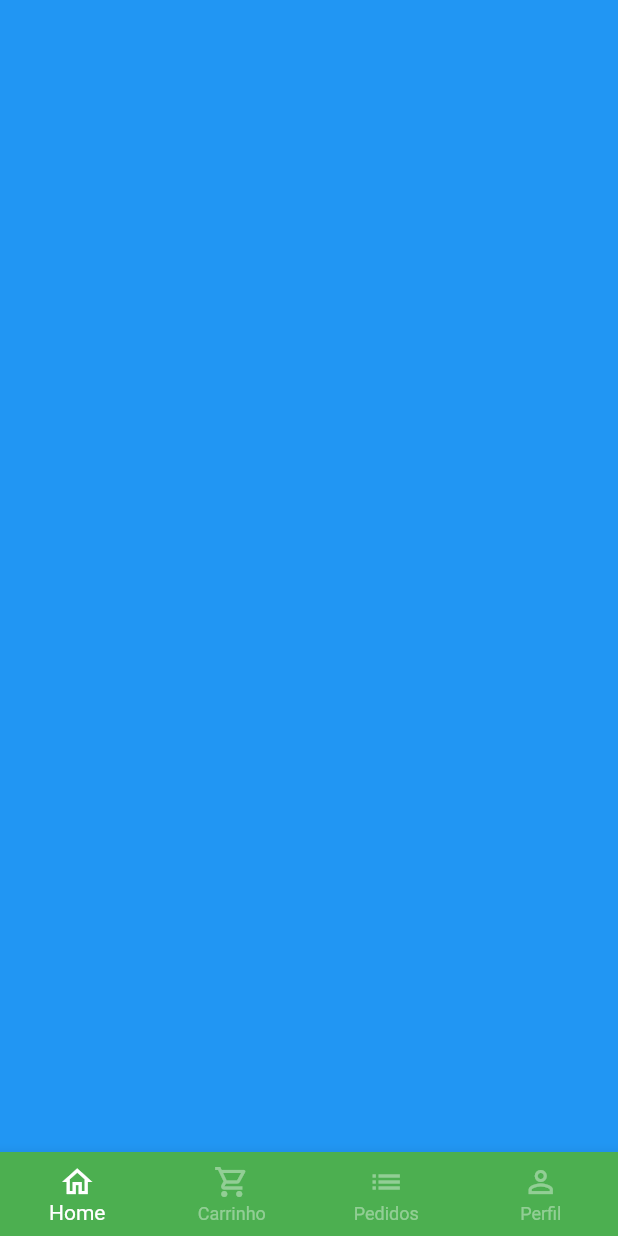
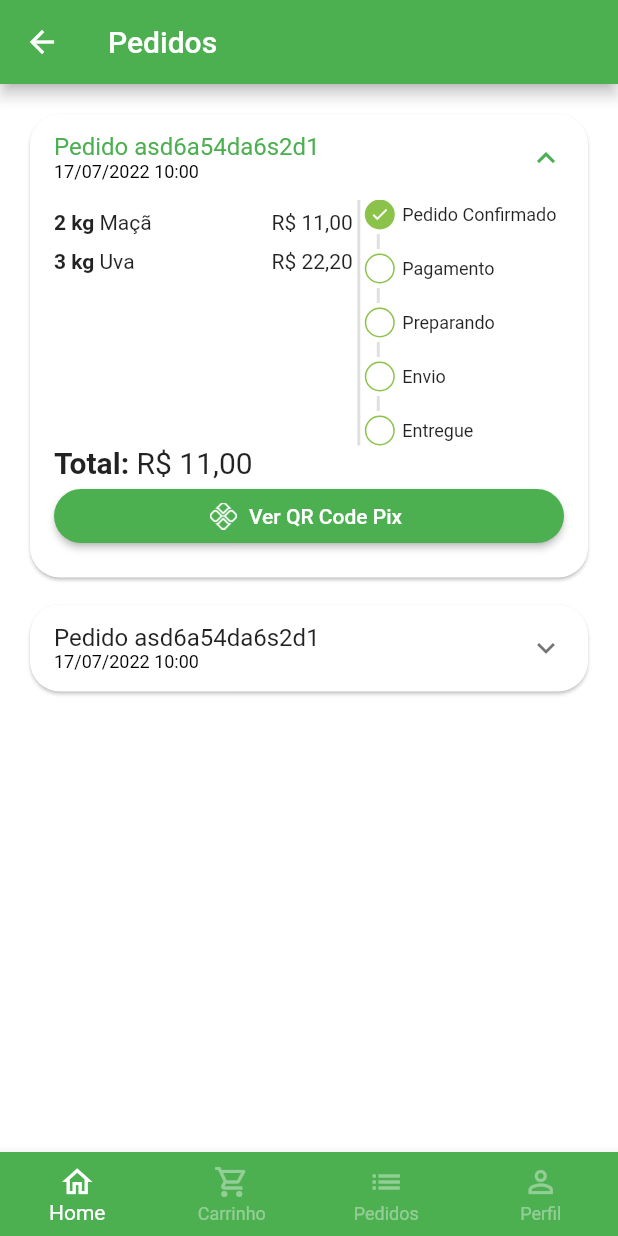
Before and after one commit to MarceloSantosCorrea/flutter-greengrocer, a Flutter app: the BaseScreen screen opened directly, swiped to page 3, on a phone screen of 412 x 824 dp. Run offline on Flutter 3.47's test engine with Material 2 defaults, Android fonts, the phone set to English and light mode, and no system bars; our stand-ins replace animated_text_kit, badges, mask_text_input_formatter, qr_flutter.

Commit message:
Flutter UI: Tela de Pedidos

```diff
--- a/lib/src/config/app_data.dart
+++ b/lib/src/config/app_data.dart
@@ -1,5 +1,6 @@
 import 'package:greengrocer/src/models/cart_item_model.dart';
 import 'package:greengrocer/src/models/item_model.dart';
+import 'package:greengrocer/src/models/order_model.dart';
 import 'package:greengrocer/src/models/user_model.dart';
 
 ItemModel apple = ItemModel(
@@ -96,3 +97,42 @@ UserModel user = UserModel(
   phone: '(55) 9 9206-0999',
   password: '',
 );
+
+List<OrderModel> orders = [
+  OrderModel(
+    id: 'asd6a54da6s2d1',
+    createdDateTime: DateTime.parse('2022-07-17 10:00:10.458'),
+    overdueDateTime: DateTime.parse('2022-07-18 11:00:10.458'),
+    items: [
+      CartItemModel(
+        item: apple,
+        quantity: 2,
+      ),
+      CartItemModel(
+        item: grape,
+        quantity: 3,
+      ),
+    ],
+    status: 'pending_payment',
+    copyAndPaste: 'q1w2e3r4t5y6',
+    total: 11.00,
+  ),
+  OrderModel(
+    id: 'asd6a54da6s2d1',
+    createdDateTime: DateTime.parse('2022-07-17 10:00:10.458'),
+    overdueDateTime: DateTime.parse('2022-07-18 11:00:10.458'),
+    items: [
+      CartItemModel(
+        item: apple,
+        quantity: 2,
+      ),
+      CartItemModel(
+        item: grape,
+        quantity: 3,
+      ),
+    ],
+    status: 'delivered',
+    copyAndPaste: 'q1w2e3r4t5y6',
+    total: 0,
+  ),
+];
--- /dev/null
+++ b/lib/src/models/order_model.dart
@@ -0,0 +1,21 @@
+import 'package:greengrocer/src/models/cart_item_model.dart';
+
+class OrderModel {
+  String id;
+  DateTime createdDateTime;
+  DateTime overdueDateTime;
+  List<CartItemModel> items;
+  String status;
+  String copyAndPaste;
+  double total;
+
+  OrderModel({
+    required this.id,
+    required this.createdDateTime,
+    required this.overdueDateTime,
+    required this.items,
+    required this.status,
+    required this.copyAndPaste,
+    required this.total,
+  });
+}
--- a/lib/src/pages/base/base_screen.dart
+++ b/lib/src/pages/base/base_screen.dart
@@ -1,6 +1,7 @@
 import 'package:flutter/material.dart';
 import 'package:greengrocer/src/pages/cart/cart_tab.dart';
 import 'package:greengrocer/src/pages/home/home_tab.dart';
+import 'package:greengrocer/src/pages/orders/orders_tab.dart';
 import 'package:greengrocer/src/pages/profile/profile_tab.dart';
 
 class BaseScreen extends StatefulWidget {
@@ -20,11 +21,11 @@ class _BaseScreenState extends State<BaseScreen> {
       body: PageView(
         physics: const NeverScrollableScrollPhysics(),
         controller: pageController,
-        children: [
-          const HomeTab(),
-          const CartTab(),
-          Container(color: Colors.blue),
-          const ProfileTab(),
+        children: const [
+          HomeTab(),
+          CartTab(),
+          OrdersTab(),
+          ProfileTab(),
         ],
       ),
       bottomNavigationBar: BottomNavigationBar(
--- a/lib/src/pages/cart/cart_tab.dart
+++ b/lib/src/pages/cart/cart_tab.dart
@@ -2,6 +2,7 @@ import 'package:flutter/material.dart';
 import 'package:greengrocer/src/config/custom_colors.dart';
 import 'package:greengrocer/src/models/cart_item_model.dart';
 import 'package:greengrocer/src/pages/cart/components/cart_tile.dart';
+import 'package:greengrocer/src/pages/common_widgets/payment_dialog.dart';
 import 'package:greengrocer/src/services/utils_services.dart';
 import 'package:greengrocer/src/config/app_data.dart' as app_data;
 
@@ -95,7 +96,16 @@ class _CartTabState extends State<CartTab> {
                     onPressed: () async {
                       bool? result = await showOrderConfirmation();
 
-                      print(result);
+                      if (result ?? false) {
+                        showDialog(
+                          context: context,
+                          builder: (_) {
+                            return PaymentDialog(
+                              order: app_data.orders.first,
+                            );
+                          },
+                        );
+                      }
                     },
                     child: const Text(
                       'Concluir pedido',
--- /dev/null
+++ b/lib/src/pages/common_widgets/payment_dialog.dart
@@ -0,0 +1,109 @@
+import 'package:flutter/material.dart';
+import 'package:greengrocer/src/models/order_model.dart';
+import 'package:greengrocer/src/services/utils_services.dart';
+import 'package:qr_flutter/qr_flutter.dart';
+
+class PaymentDialog extends StatelessWidget {
+  final OrderModel order;
+
+  PaymentDialog({
+    Key? key,
+    required this.order,
+  }) : super(key: key);
+
+  final UtilsServices utilsServices = UtilsServices();
+
+  @override
+  Widget build(BuildContext context) {
+    return Dialog(
+      shape: RoundedRectangleBorder(
+        borderRadius: BorderRadius.circular(20),
+      ),
+      child: Stack(
+        alignment: Alignment.center,
+        children: [
+          // Conteúdo
+          Padding(
+            padding: const EdgeInsets.all(8.0),
+            child: Column(
+              mainAxisSize: MainAxisSize.min,
+              // crossAxisAlignment: CrossAxisAlignment.stretch,
+              children: [
+                // Título
+                const Padding(
+                  padding: EdgeInsets.symmetric(vertical: 10),
+                  child: Text(
+                    'Pagamento com Pix',
+                    style: TextStyle(
+                      fontWeight: FontWeight.bold,
+                      fontSize: 18,
+                    ),
+                  ),
+                ),
+
+                // QR Code
+                QrImage(
+                  data: "123",
+                  version: QrVersions.auto,
+                  size: 200.0,
+                ),
+
+                // Vencimento
+                Text(
+                  'Vencimento: ${utilsServices.formatDateTime(order.overdueDateTime)}',
+                  style: const TextStyle(
+                    fontSize: 12,
+                  ),
+                ),
+
+                // Total
+                Text(
+                  'Total: ${utilsServices.priceToCurrent(order.total)}',
+                  style: const TextStyle(
+                    fontSize: 17,
+                    fontWeight: FontWeight.bold,
+                  ),
+                ),
+
+                // Botão Copia e Cola
+                OutlinedButton.icon(
+                  style: OutlinedButton.styleFrom(
+                    shape: RoundedRectangleBorder(
+                      borderRadius: BorderRadius.circular(20),
+                    ),
+                    side: const BorderSide(
+                      width: 2,
+                      color: Colors.green,
+                    ),
+                  ),
+                  onPressed: () {},
+                  icon: const Icon(
+                    Icons.copy,
+                    size: 15,
+                  ),
+                  label: const Text(
+                    'Copiar código Pix',
+                    style: TextStyle(
+                      fontSize: 13,
+                    ),
+                  ),
+                ),
+              ],
+            ),
+          ),
+
+          Positioned(
+            top: 0,
+            right: 0,
+            child: IconButton(
+              icon: const Icon(Icons.close),
+              onPressed: () {
+                Navigator.of(context).pop();
+              },
+            ),
+          ),
+        ],
+      ),
+    );
+  }
+}
--- /dev/null
+++ b/lib/src/pages/orders/components/order_status_widget.dart
@@ -0,0 +1,142 @@
+import 'package:flutter/material.dart';
+import 'package:greengrocer/src/config/custom_colors.dart';
+
+class OrderStatusWidget extends StatelessWidget {
+  final String status;
+  final bool isOverdue;
+
+  final Map<String, int> allStatus = <String, int>{
+    'pending_payment': 0,
+    'refunded': 1,
+    'paid': 2,
+    'preparing_purchase': 3,
+    'shipping': 4,
+    'delivered': 5,
+  };
+
+  int get currentStatus => allStatus[status]!;
+
+  OrderStatusWidget({
+    Key? key,
+    required this.status,
+    required this.isOverdue,
+  }) : super(key: key);
+
+  @override
+  Widget build(BuildContext context) {
+    return Column(
+      crossAxisAlignment: CrossAxisAlignment.start,
+      children: [
+        const _StatusDot(
+          isActive: true,
+          title: 'Pedido Confirmado',
+        ),
+        const _CustomDivider(),
+        if (currentStatus == 1) ...[
+          const _StatusDot(
+            isActive: true,
+            title: 'Pix estornado',
+            backgroundColor: Colors.orange,
+          ),
+        ] else if (isOverdue) ...[
+          const _StatusDot(
+            isActive: true,
+            title: 'Pagamento Pix vencido',
+            backgroundColor: Colors.red,
+          ),
+        ] else ...[
+          _StatusDot(
+            isActive: currentStatus >= 2,
+            title: 'Pagamento',
+          ),
+          const _CustomDivider(),
+          _StatusDot(
+            isActive: currentStatus >= 3,
+            title: 'Preparando',
+          ),
+          const _CustomDivider(),
+          _StatusDot(
+            isActive: currentStatus >= 4,
+            title: 'Envio',
+          ),
+          const _CustomDivider(),
+          _StatusDot(
+            isActive: currentStatus == 5,
+            title: 'Entregue',
+          ),
+        ]
+      ],
+    );
+  }
+}
+
+class _CustomDivider extends StatelessWidget {
+  const _CustomDivider({Key? key}) : super(key: key);
+
+  @override
+  Widget build(BuildContext context) {
+    return Container(
+      margin: const EdgeInsets.symmetric(
+        horizontal: 8,
+        vertical: 3,
+      ),
+      height: 10,
+      width: 2,
+      color: Colors.grey.shade300,
+    );
+  }
+}
+
+class _StatusDot extends StatelessWidget {
+  final bool isActive;
+  final String title;
+  final Color? backgroundColor;
+
+  const _StatusDot({
+    Key? key,
+    required this.isActive,
+    required this.title,
+    this.backgroundColor,
+  }) : super(key: key);
+
+  @override
+  Widget build(BuildContext context) {
+    return Row(
+      children: [
+        // Dot
+        Container(
+          height: 20,
+          width: 20,
+          decoration: BoxDecoration(
+            shape: BoxShape.circle,
+            border: Border.all(
+              color: CustomColors.customSwatchColor,
+            ),
+            color: isActive
+                ? backgroundColor ?? CustomColors.customSwatchColor
+                : Colors.transparent,
+          ),
+          child: isActive
+              ? const Icon(
+                  Icons.check,
+                  size: 13,
+                  color: Colors.white,
+                )
+              : const SizedBox.shrink(),
+        ),
+
+        const SizedBox(width: 5),
+
+        // Texto
+        Expanded(
+          child: Text(
+            title,
+            style: const TextStyle(
+              fontSize: 12,
+            ),
+          ),
+        ),
+      ],
+    );
+  }
+}
--- /dev/null
+++ b/lib/src/pages/orders/components/order_tile.dart
@@ -0,0 +1,169 @@
+import 'package:flutter/material.dart';
+import 'package:greengrocer/src/models/cart_item_model.dart';
+import 'package:greengrocer/src/models/order_model.dart';
+import 'package:greengrocer/src/pages/common_widgets/payment_dialog.dart';
+import 'package:greengrocer/src/pages/orders/components/order_status_widget.dart';
+import 'package:greengrocer/src/services/utils_services.dart';
+
+class OrderTile extends StatelessWidget {
+  final OrderModel order;
+
+  OrderTile({
+    Key? key,
+    required this.order,
+  }) : super(key: key);
+
+  final UtilsServices utilsServices = UtilsServices();
+
+  @override
+  Widget build(BuildContext context) {
+    return Card(
+      shape: RoundedRectangleBorder(
+        borderRadius: BorderRadius.circular(20),
+      ),
+      child: Theme(
+        data: Theme.of(context).copyWith(dividerColor: Colors.transparent),
+        child: ExpansionTile(
+          initiallyExpanded: order.status == 'pending_payment',
+          title: Column(
+            mainAxisSize: MainAxisSize.min,
+            crossAxisAlignment: CrossAxisAlignment.start,
+            children: [
+              Text('Pedido ${order.id}'),
+              Text(
+                utilsServices.formatDateTime(order.createdDateTime),
+                style: const TextStyle(
+                  fontSize: 12,
+                  color: Colors.black,
+                ),
+              ),
+            ],
+          ),
+          childrenPadding: const EdgeInsets.fromLTRB(16, 0, 16, 16),
+          expandedCrossAxisAlignment: CrossAxisAlignment.stretch,
+          children: [
+            IntrinsicHeight(
+              child: Row(
+                children: [
+                  // Lista de Produtos
+                  Expanded(
+                    flex: 3,
+                    child: SizedBox(
+                      height: 150,
+                      child: ListView(
+                        children: order.items.map((orderItem) {
+                          return _OrderItemWidget(
+                            utilsServices: utilsServices,
+                            orderItem: orderItem,
+                          );
+                        }).toList(),
+                      ),
+                    ),
+                  ),
+
+                  // Divisão
+                  VerticalDivider(
+                    color: Colors.grey.shade300,
+                    thickness: 2,
+                    width: 8,
+                  ),
+
+                  // Status do Pedido
+                  Expanded(
+                    flex: 2,
+                    child: OrderStatusWidget(
+                      status: order.status,
+                      isOverdue: order.overdueDateTime.isBefore(DateTime.now()),
+                    ),
+                  ),
+                ],
+              ),
+            ),
+            // Total
+            Text.rich(
+              TextSpan(
+                style: const TextStyle(
+                  fontSize: 20,
+                ),
+                children: [
+                  const TextSpan(
+                    text: 'Total: ',
+                    style: TextStyle(
+                      fontWeight: FontWeight.bold,
+                    ),
+                  ),
+                  TextSpan(
+                    text: utilsServices.priceToCurrent(order.total),
+                  ),
+                ],
+              ),
+            ),
+
+            // Botão Pagamento
+            Visibility(
+              visible: order.status == 'pending_payment',
+              child: ElevatedButton.icon(
+                style: ElevatedButton.styleFrom(
+                  shape: RoundedRectangleBorder(
+                    borderRadius: BorderRadius.circular(20),
+                  ),
+                ),
+                onPressed: () {
+                  showDialog(
+                    context: context,
+                    builder: (_) {
+                      return PaymentDialog(
+                        order: order,
+                      );
+                    },
+                  );
+                },
+                icon: Image.asset(
+                  'assets/app_images/pix.png',
+                  height: 18,
+                ),
+                label: const Text('Ver QR Code Pix'),
+              ),
+            ),
+          ],
+        ),
+      ),
+    );
+  }
+}
+
+class _OrderItemWidget extends StatelessWidget {
+  const _OrderItemWidget({
+    Key? key,
+    required this.utilsServices,
+    required this.orderItem,
+  }) : super(key: key);
+
+  final UtilsServices utilsServices;
+  final CartItemModel orderItem;
+
+  @override
+  Widget build(BuildContext context) {
+    return Padding(
+      padding: const EdgeInsets.only(bottom: 10),
+      child: Row(
+        children: [
+          Text(
+            '${orderItem.quantity} ${orderItem.item.unit} ',
+            style: const TextStyle(
+              fontWeight: FontWeight.bold,
+            ),
+          ),
+          Expanded(
+            child: Text(orderItem.item.itemName),
+          ),
+          Text(
+            utilsServices.priceToCurrent(
+              orderItem.totalPrice(),
+            ),
+          ),
+        ],
+      ),
+    );
+  }
+}
--- /dev/null
+++ b/lib/src/pages/orders/orders_tab.dart
@@ -0,0 +1,25 @@
+import 'package:flutter/material.dart';
+import 'package:greengrocer/src/config/app_data.dart' as app_data;
+import 'package:greengrocer/src/pages/orders/components/order_tile.dart';
+
+class OrdersTab extends StatelessWidget {
+  const OrdersTab({Key? key}) : super(key: key);
+
+  @override
+  Widget build(BuildContext context) {
+    return Scaffold(
+      appBar: AppBar(
+        title: const Text('Pedidos'),
+      ),
+      body: ListView.separated(
+        padding: const EdgeInsets.all(16),
+        physics: const BouncingScrollPhysics(),
+        itemBuilder: (_, index) {
+          return OrderTile(order: app_data.orders[index]);
+        },
+        separatorBuilder: (_, index) => const SizedBox(height: 10),
+        itemCount: app_data.orders.length,
+      ),
+    );
+  }
+}
--- a/lib/src/services/utils_services.dart
+++ b/lib/src/services/utils_services.dart
@@ -1,3 +1,4 @@
+import 'package:intl/date_symbol_data_local.dart';
 import 'package:intl/intl.dart';
 
 class UtilsServices {
@@ -6,4 +7,12 @@ class UtilsServices {
 
     return numberFormat.format(price);
   }
+
+  String formatDateTime(DateTime dateTime) {
+    initializeDateFormatting();
+
+    DateFormat dateFormat = DateFormat.yMd('pt_BR').add_Hm();
+
+    return dateFormat.format(dateTime);
+  }
 }
--- a/pubspec.yaml
+++ b/pubspec.yaml
@@ -37,6 +37,7 @@ dependencies:
   mask_text_input_formatter: ^2.3.0
   badges: ^2.0.3
   intl: ^0.17.0
+  qr_flutter: ^4.0.0
 
 dev_dependencies:
   flutter_test:
@@ -62,6 +63,7 @@ flutter:
   # To add assets to your application, add an assets section, like this:
   assets:
     - assets/fruits/
+    - assets/app_images/
   #   - images/a_dot_burr.jpeg
   #   - images/a_dot_ham.jpeg
 
```
Also changed, not shown: assets/app_images/pix.png (added), pubspec.lock.
